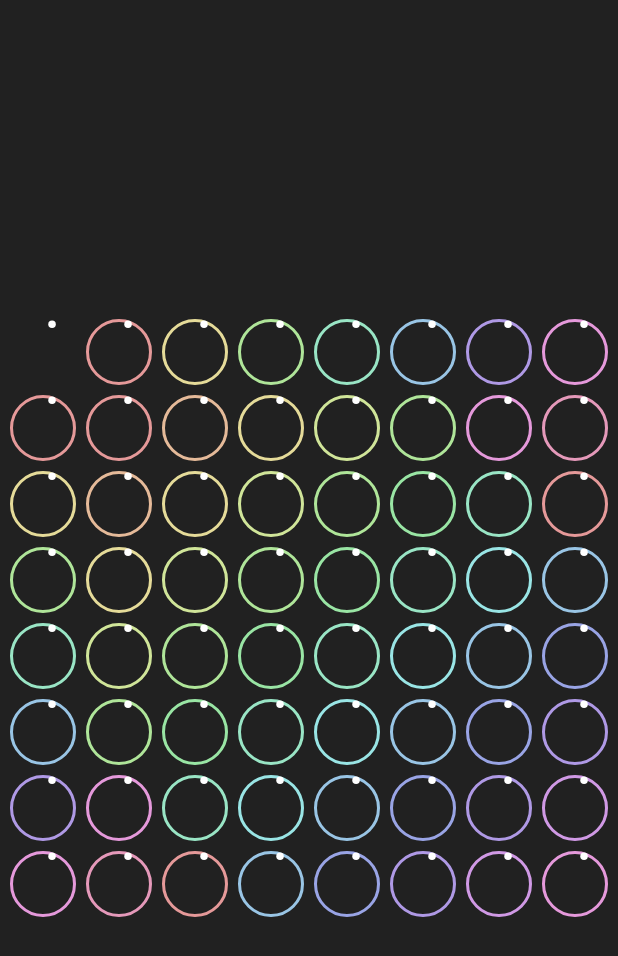
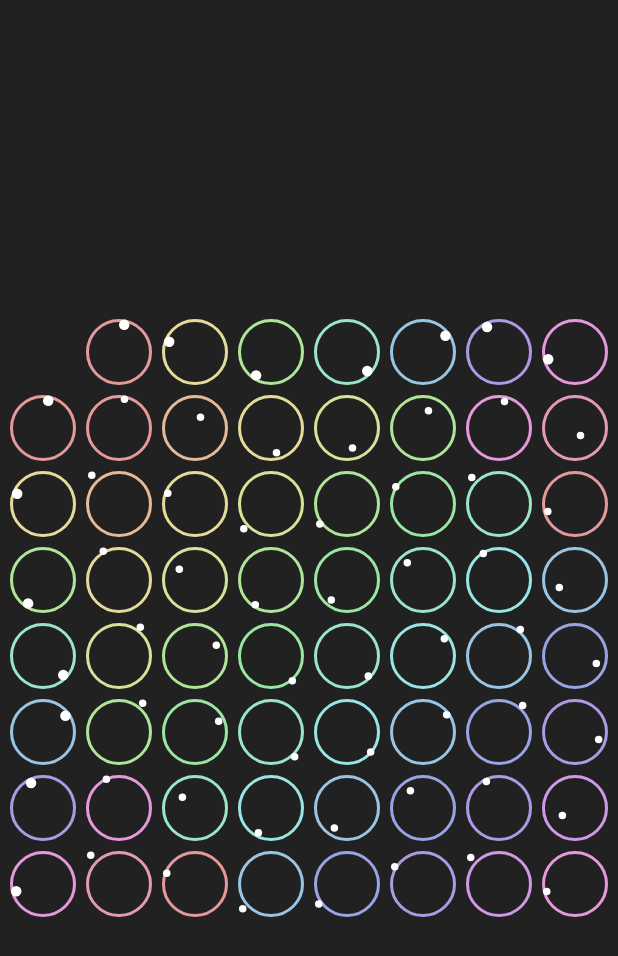
Before and after one commit to dylan-cm/harmonic_curves, a Flutter app: the screen it shows after launch, on a phone screen of 412 x 824 dp. Shown: the top 956 px of the screen. Run offline on Flutter 3.47's test engine with Material 2 defaults, Android fonts, the phone set to English and light mode, and no system bars.

Commit message:
sattelites follow lissajous curved path

```diff
--- a/lib/src/atom/satellite.dart
+++ b/lib/src/atom/satellite.dart
@@ -21,14 +21,16 @@ class _SatelliteState extends State<Satellite> with TickerProviderStateMixin{
 
   @override
   void initState() {
-    // if(widget.x==0) {y=widget.y+1; x=y; radius = widget.radius+2;}
-    // else if (widget.y==0) {x=widget.x+1; y=x; radius = widget.radius+2;}
+    if(widget.x==0 && widget.y==0){x=y=1; radius = 0;}
+    else if(widget.x==0) {x=y=widget.y; radius = widget.radius+2;}
+    else if (widget.y==0) {x=y=widget.x; radius = widget.radius+2;}
+    else {x=widget.x; y=widget.y; radius = widget.radius;}
 
-    if(widget.x==0 || widget.y==0){x=y=1; radius = widget.radius+2;}
+
 
     dxController = AnimationController(
       vsync: this,
-      duration: Duration(milliseconds: (10000/10).round())
+      duration: Duration(milliseconds: (10000/x).round())
     );
 
     dx = Tween(begin: 0.0, end: 2.0*math.pi).animate(
@@ -40,7 +42,7 @@ class _SatelliteState extends State<Satellite> with TickerProviderStateMixin{
 
     dyController = AnimationController(
       vsync: this,
-      duration: Duration(milliseconds: (10000/10).round())
+      duration: Duration(milliseconds: (10000/y).round())
     );
 
     dy = Tween(begin: 0.0, end: 2.0*math.pi).animate(
@@ -65,11 +67,11 @@ class _SatelliteState extends State<Satellite> with TickerProviderStateMixin{
         height: widget.orbital,
         alignment: Alignment(math.cos(dx.value), math.sin(dy.value)),
         child: Container(
-          width: widget.radius,
-          height: widget.radius,
+          width: radius,
+          height: radius,
           decoration: BoxDecoration(
             color: Colors.white,
-            borderRadius: BorderRadius.circular(widget.radius)
+            borderRadius: BorderRadius.circular(radius)
           ),
         ),
       ),
--- a/lib/src/molecules/orbital.dart
+++ b/lib/src/molecules/orbital.dart
@@ -24,7 +24,7 @@ class Orbital extends StatelessWidget {
           ),
         ),
 
-        Satellite(0, 1, radius),
+        Satellite(x, y, radius),
       ]
     );
   }
```
